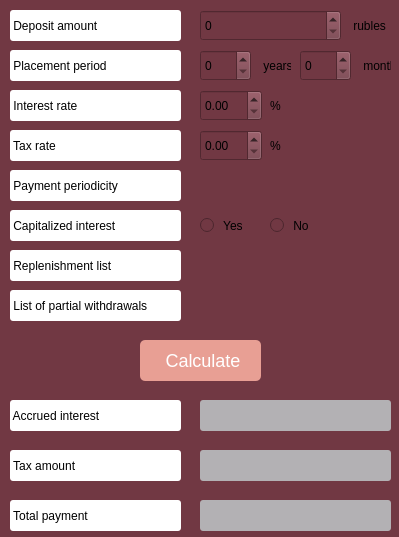
First picture: the form in src/Smart_Calculator/deposit.ui, repository MalditoOriginal/Smart_Calculator, before the edit.
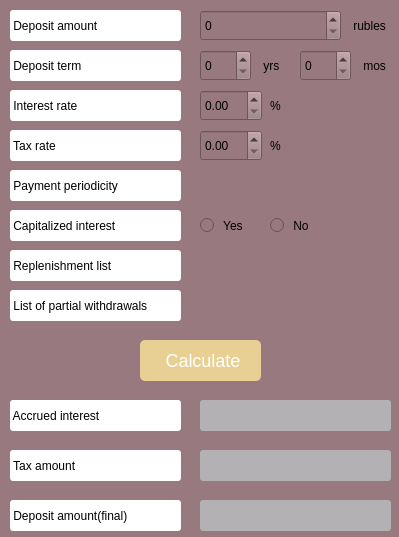
Second picture: the form after the edit.

Patch:
```diff
--- a/src/Smart_Calculator/deposit.ui
+++ b/src/Smart_Calculator/deposit.ui
@@ -14,7 +14,7 @@
    <string>Form</string>
   </property>
   <property name="styleSheet">
-   <string notr="true">background-color:rgb(113, 56, 67);</string>
+   <string notr="true">background-color:rgb(152, 121, 127);</string>
   </property>
   <widget class="QLabel" name="label">
    <property name="geometry">
@@ -49,7 +49,7 @@
 border-radius:3px;</string>
    </property>
    <property name="text">
-    <string> Placement period</string>
+    <string> Deposit term</string>
    </property>
   </widget>
   <widget class="QLabel" name="label_3">
@@ -222,7 +222,7 @@
     </rect>
    </property>
    <property name="text">
-    <string> years</string>
+    <string> yrs</string>
    </property>
   </widget>
   <widget class="QLabel" name="label_11">
@@ -235,7 +235,7 @@
     </rect>
    </property>
    <property name="text">
-    <string> months</string>
+    <string> mos</string>
    </property>
   </widget>
   <widget class="QDoubleSpinBox" name="rate">
@@ -302,7 +302,7 @@
    <property name="styleSheet">
     <string notr="true">QPushButton {
     border-radius:  5px;
-    background-color: rgb(232, 159, 148);
+    background-color: rgb(232, 208, 148);
     color:  rgb(255, 255, 255);
     font-size:  18px;
 }
@@ -366,7 +366,7 @@
 border-radius:3px;</string>
    </property>
    <property name="text">
-    <string> Total payment</string>
+    <string> Deposit amount(final)</string>
    </property>
   </widget>
   <widget class="QLabel" name="income">
```
Left out of the diff: 2 changed lines with no effect on the pictures.
